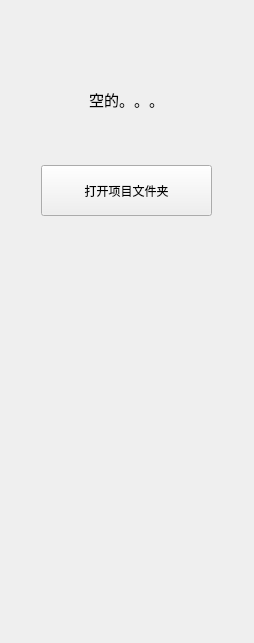
First picture: the form in src/GUI/codePage/codeTreeSideWidget.ui, repository firemeatman/C-Light-IDE, before the edit.
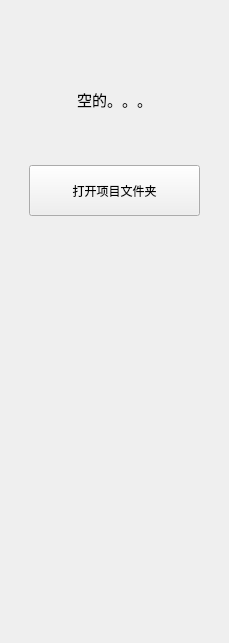
Second picture: the form after the edit.

```diff
--- a/src/GUI/codePage/codeTreeSideWidget.ui
+++ b/src/GUI/codePage/codeTreeSideWidget.ui
@@ -6,7 +6,7 @@
    <rect>
     <x>0</x>
     <y>0</y>
-    <width>254</width>
+    <width>229</width>
     <height>643</height>
    </rect>
   </property>
```
